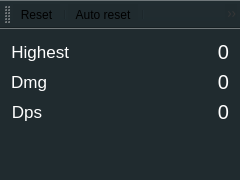
Above: jaxnX/mainwindow.ui from jaxnX/DmgMeter before the change. Below: the same form after it.
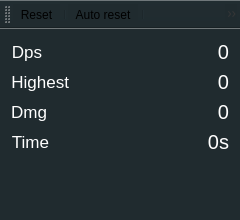
That is the form after the change. Icons and pictures are not drawn.

Patch:
```diff
--- a/jaxnX/mainwindow.ui
+++ b/jaxnX/mainwindow.ui
@@ -7,13 +7,13 @@
     <x>0</x>
     <y>0</y>
     <width>240</width>
-    <height>180</height>
+    <height>220</height>
    </rect>
   </property>
   <property name="maximumSize">
    <size>
     <width>240</width>
-    <height>180</height>
+    <height>220</height>
    </size>
   </property>
   <property name="windowTitle">
@@ -30,7 +30,97 @@
     <bool>false</bool>
    </property>
    <layout class="QFormLayout" name="formLayout">
+    <item row="4" column="0">
+     <widget class="QLabel" name="labelTime">
+      <property name="font">
+       <font>
+        <pointsize>13</pointsize>
+        <weight>50</weight>
+        <bold>false</bold>
+       </font>
+      </property>
+      <property name="styleSheet">
+       <string notr="true">color: rgb(255, 255, 255);</string>
+      </property>
+      <property name="text">
+       <string>Time</string>
+      </property>
+      <property name="alignment">
+       <set>Qt::AlignRight|Qt::AlignTrailing|Qt::AlignVCenter</set>
+      </property>
+     </widget>
+    </item>
+    <item row="4" column="1">
+     <widget class="QLabel" name="labelTimeValue">
+      <property name="font">
+       <font>
+        <pointsize>15</pointsize>
+        <weight>50</weight>
+        <bold>false</bold>
+        <kerning>true</kerning>
+       </font>
+      </property>
+      <property name="layoutDirection">
+       <enum>Qt::LeftToRight</enum>
+      </property>
+      <property name="styleSheet">
+       <string notr="true">color: rgb(255, 255, 255);</string>
+      </property>
+      <property name="text">
+       <string>0s</string>
+      </property>
+      <property name="textFormat">
+       <enum>Qt::AutoText</enum>
+      </property>
+      <property name="scaledContents">
+       <bool>false</bool>
+      </property>
+      <property name="alignment">
+       <set>Qt::AlignRight|Qt::AlignTrailing|Qt::AlignVCenter</set>
+      </property>
+     </widget>
+    </item>
     <item row="0" column="0">
+     <widget class="QLabel" name="labelDps">
+      <property name="font">
+       <font>
+        <pointsize>13</pointsize>
+        <weight>50</weight>
+        <bold>false</bold>
+       </font>
+      </property>
+      <property name="styleSheet">
+       <string notr="true">color: rgb(255, 255, 255);</string>
+      </property>
+      <property name="text">
+       <string>Dps</string>
+      </property>
+      <property name="alignment">
+       <set>Qt::AlignRight|Qt::AlignTrailing|Qt::AlignVCenter</set>
+      </property>
+     </widget>
+    </item>
+    <item row="0" column="1">
+     <widget class="QLabel" name="labelDpsValue">
+      <property name="font">
+       <font>
+        <pointsize>15</pointsize>
+        <weight>50</weight>
+        <bold>false</bold>
+       </font>
+      </property>
+      <property name="styleSheet">
+       <string notr="true">color: rgb(255, 255, 255);</string>
+      </property>
+      <property name="text">
+       <string>0</string>
+      </property>
+      <property name="alignment">
+       <set>Qt::AlignRight|Qt::AlignTrailing|Qt::AlignVCenter</set>
+      </property>
+     </widget>
+    </item>
+    <item row="2" column="0">
      <widget class="QLabel" name="labelMaxDmg">
       <property name="font">
        <font>
@@ -50,7 +140,7 @@
       </property>
      </widget>
     </item>
-    <item row="0" column="1">
+    <item row="2" column="1">
      <widget class="QLabel" name="labelMaxDmgValue">
       <property name="font">
        <font>
@@ -80,7 +170,7 @@
       </property>
      </widget>
     </item>
-    <item row="1" column="0">
+    <item row="3" column="0">
      <widget class="QLabel" name="labelDmg">
       <property name="font">
        <font>
@@ -103,7 +193,7 @@
       </property>
      </widget>
     </item>
-    <item row="1" column="1">
+    <item row="3" column="1">
      <widget class="QLabel" name="labelDmgValue">
       <property name="font">
        <font>
@@ -123,47 +213,7 @@
       </property>
      </widget>
     </item>
-    <item row="2" column="0">
-     <widget class="QLabel" name="labelDps">
-      <property name="font">
-       <font>
-        <pointsize>13</pointsize>
-        <weight>50</weight>
-        <bold>false</bold>
-       </font>
-      </property>
-      <property name="styleSheet">
-       <string notr="true">color: rgb(255, 255, 255);</string>
-      </property>
-      <property name="text">
-       <string>Dps</string>
-      </property>
-      <property name="alignment">
-       <set>Qt::AlignRight|Qt::AlignTrailing|Qt::AlignVCenter</set>
-      </property>
-     </widget>
-    </item>
-    <item row="2" column="1">
-     <widget class="QLabel" name="labelDpsValue">
-      <property name="font">
-       <font>
-        <pointsize>15</pointsize>
-        <weight>50</weight>
-        <bold>false</bold>
-       </font>
-      </property>
-      <property name="styleSheet">
-       <string notr="true">color: rgb(255, 255, 255);</string>
-      </property>
-      <property name="text">
-       <string>0</string>
-      </property>
-      <property name="alignment">
-       <set>Qt::AlignRight|Qt::AlignTrailing|Qt::AlignVCenter</set>
-      </property>
-     </widget>
-    </item>
-    <item row="3" column="0" colspan="2">
+    <item row="5" column="0" colspan="2">
      <widget class="QLabel" name="labelInfo">
       <property name="font">
        <font>
```
Left out of the diff: 25 changed lines with no effect on the pictures.
